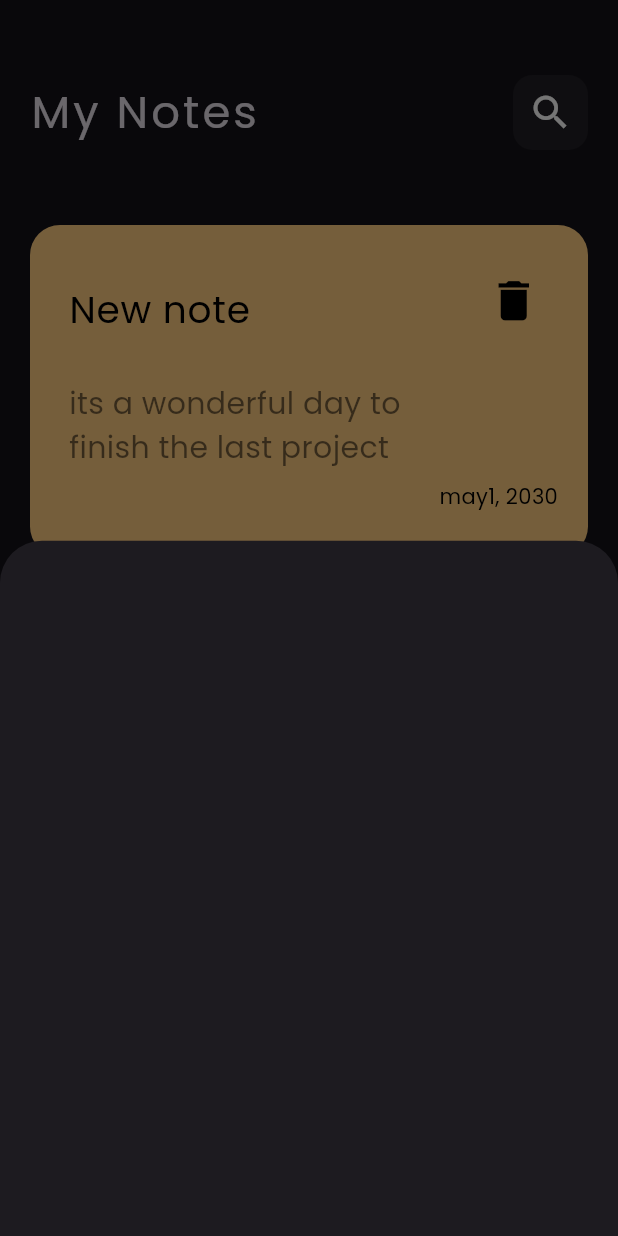
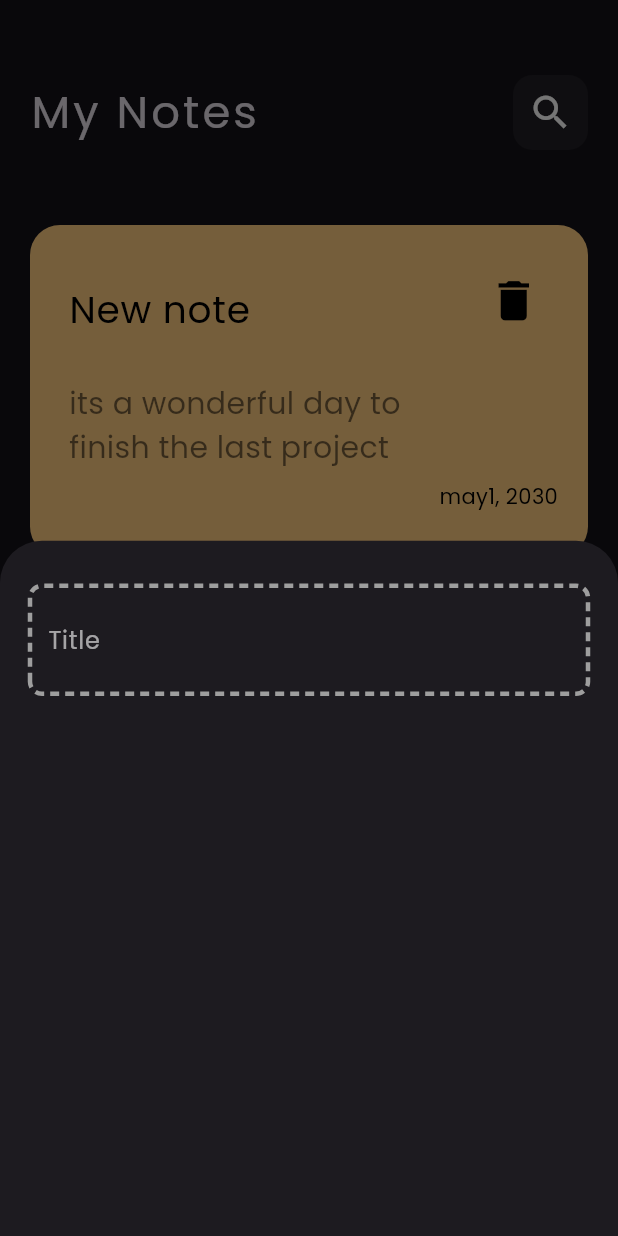
Before and after one commit to kerolskhalf/ultimate_notes_app, a Flutter app: the screen it shows after launch, after a tap on the "add" icon, on a phone screen of 412 x 824 dp. Run offline on Flutter 3.47's test engine with Material 3 defaults, Android fonts, the phone set to English and light mode, and no system bars; drawn by our look-alikes of dotted_border.

Commit message:
added custom dotted widget ,also noticed pubspec.lock modified automatically when add the dot backage to pubspec.yaml

```diff
--- a/lib/views/home.dart
+++ b/lib/views/home.dart
@@ -9,8 +9,10 @@ class HomeView extends StatelessWidget {
     return Scaffold(
       floatingActionButton: FloatingActionButton( child: Icon(Icons.add),onPressed: (){
          print('madness and badness combination');
-         showModalBottomSheet(context: context, builder: (context) {
-           return CustomBottomSheet();
+         showModalBottomSheet(
+          //shape: RoundedRectangleBorder(borderRadius: BorderRadiusGeometry.circular(22)),
+           context: context, builder: (context) {
+           return CustomAddSheet();
          },);
 
       }),
--- a/lib/views/widgets/custom_bottom_sheet.dart
+++ b/lib/views/widgets/custom_bottom_sheet.dart
@@ -1,10 +1,22 @@
 import 'package:flutter/material.dart';
+import 'custom_dotted_text_field.dart';
 
-class CustomBottomSheet extends StatelessWidget {
-  const CustomBottomSheet({super.key});
+class CustomAddSheet extends StatelessWidget {
+  const CustomAddSheet({super.key});
 
   @override
   Widget build(BuildContext context) {
-    return Container();
+    return const Padding(
+      padding: EdgeInsets.only(left: 20,right: 20),
+      child: Column(
+        children: [
+
+          Padding(
+            padding: EdgeInsets.only(top: 30,bottom: 20 ),
+            child: CustomTextField(),
+          )
+        ],
+      ),
+    );
   }
 }
--- /dev/null
+++ b/lib/views/widgets/custom_dotted_text_field.dart
@@ -0,0 +1,25 @@
+import 'package:flutter/material.dart';
+import 'package:dotted_border/dotted_border.dart';
+class CustomTextField extends StatelessWidget {
+  const CustomTextField({super.key});
+
+  @override
+  Widget build(BuildContext context) {
+    return  DottedBorder(
+      color: Colors.grey,
+      strokeWidth: 3,
+      dashPattern: [6, 4],
+      borderType: BorderType.RRect,
+      radius: Radius.circular(8),
+      child: Container(
+        padding: EdgeInsets.all(10),
+        child: TextField(
+          decoration: InputDecoration(
+            hintText: 'Title',
+            hintStyle: TextStyle(color: Colors.white60),
+            border: InputBorder.none,
+          ),
+        ),
+      ),
+    );
+  }}
--- a/pubspec.yaml
+++ b/pubspec.yaml
@@ -28,6 +28,7 @@ environment:
 # the latest version available on pub.dev. To see which dependencies have newer
 # versions available, run `flutter pub outdated`.
 dependencies:
+  dotted_border: ^2.0.0
   flutter:
     sdk: flutter
 
@@ -77,10 +78,7 @@ flutter:
    - family: Poppins
      fonts:
        - asset: assets/fonts/Poppins-Regular.ttf
-   - family: Bitcount Ink
-     fonts:
-       - asset: assets/fonts/BitcountInk-VariableFont_CRSV,ELSH,ELXP,SZP1,SZP2,XPN1,XPN2,YPN1,YPN2,slnt,wght.ttf
-  #   - family: Trajan Pro
+     #   - family: Trajan Pro
   #     fonts:
   #       - asset: fonts/TrajanPro.ttf
   #       - asset: fonts/TrajanPro_Bold.ttf
```
Also changed, not shown: pubspec.lock.
